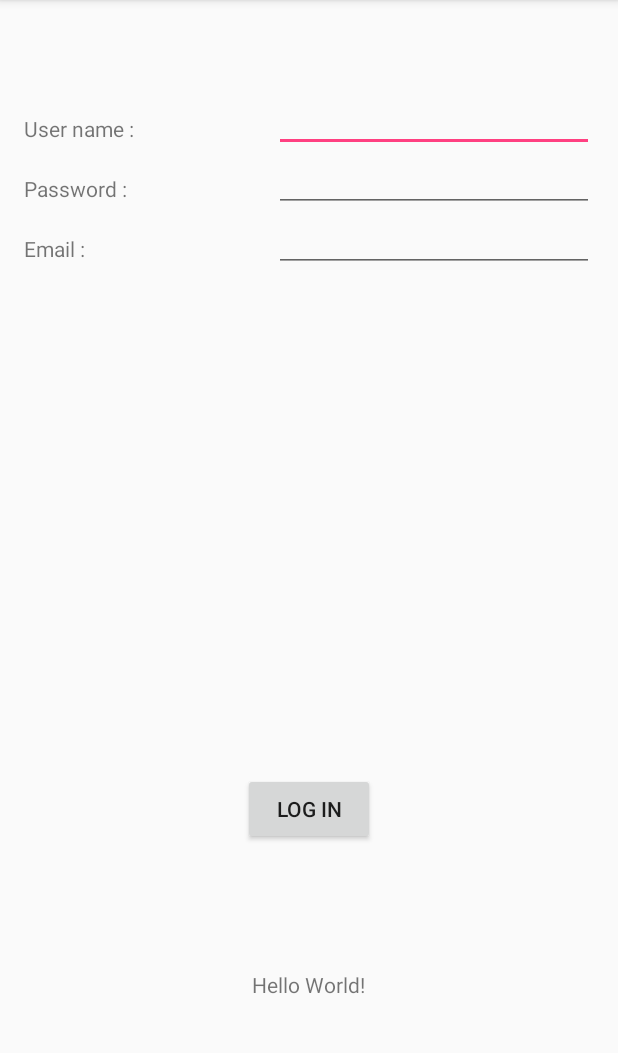
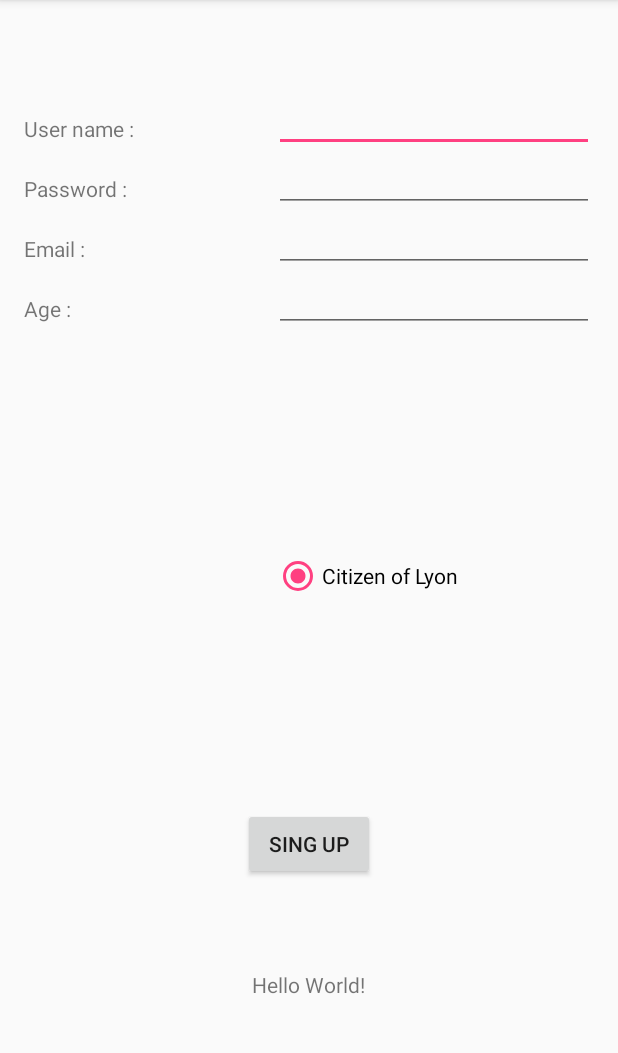
Before and after one commit to HexanomeBeurreTwo/GOON-App, an Android app: the screen it shows after launch (Connection), on a phone screen of 412 x 824 dp, the part 84-1137 px from its top. Run offline under Robolectric (Android 15) with nearby library versions, the phone set to English and light mode, and no system bars; libraries missing offline, so code that uses them is left out: cz.msebera.android.

Commit message:
basic singUp of a new User

```diff
--- a/Connection/app/src/main/java/com/example/goon/connection/Connection.java
+++ b/Connection/app/src/main/java/com/example/goon/connection/Connection.java
@@ -1,9 +1,6 @@
 package com.example.goon.connection;
-import android.annotation.SuppressLint;
-import android.media.TimedText;
 import android.net.ConnectivityManager;
 import android.os.AsyncTask;
-import android.os.Looper;
 import android.support.v7.app.AppCompatActivity;
 import android.os.Bundle;
 import android.support.v7.widget.Toolbar;
@@ -11,15 +8,10 @@ import android.util.Log;
 import android.view.View;
 import android.widget.Button;
 import android.widget.EditText;
+import android.widget.RadioButton;
+import android.widget.Switch;
 import android.widget.TextView;
 import android.widget.Toast;
-
-import com.squareup.okhttp.OkHttpClient;
-import com.squareup.okhttp.Request;
-import com.squareup.okhttp.RequestBody;
-
-import org.apache.http.params.HttpConnectionParams;
-import org.apache.http.params.HttpParams;
 import org.json.JSONException;
 import org.json.JSONObject;
 import java.io.BufferedReader;
@@ -43,10 +35,15 @@ public class Connection extends AppCompatActivity {
     private EditText username;
     private EditText password;
     private EditText email;
+    private EditText age;
     private String usernameS="";
     private String passwordS="";
     private String emailS="";
-
+    private String ageS="";
+    private RadioButton citizenButton;
+    private String citizen="" ;
+    private User user;
+    private Switch aSwitchch;
 
     @Override
     protected void onCreate(Bundle savedInstanceState) {
@@ -60,9 +57,11 @@ public class Connection extends AppCompatActivity {
         username = (EditText) findViewById(R.id.userName);
         password = (EditText) findViewById(R.id.password);
         email = (EditText) findViewById(R.id.email);
-        usernameS=username.getText().toString();
-        passwordS=username.getText().toString();
-        emailS=username.getText().toString();
+        age = (EditText) findViewById(R.id.age);
+        citizenButton = (RadioButton) findViewById(R.id.citizen);
+
+
+
 
         buttonConnection.setOnClickListener(new View.OnClickListener() {
             @Override
@@ -72,7 +71,13 @@ public class Connection extends AppCompatActivity {
                     // User user = new User(username.toString(), password.toString(), email.toString());
                     // postData("http://goonapp.herokuapp.com/user",  user);
                     if(validate()) {
-                        new HttpAsyncTask().execute("https://goonapp.herokuapp.com/user");
+                        user=new User(((EditText) findViewById(R.id.userName)).getText().toString(),((EditText) findViewById(R.id.email)).getText().toString(),((EditText) findViewById(R.id.password)).getText().toString(),"lyon",((EditText) findViewById(R.id.age)).getText().toString());
+                        new HttpAsyncTask().execute("https://goonapp-dev.herokuapp.com/user?username=" + ((EditText) findViewById(R.id.userName)).getText().toString() +
+                                "&email=" + ((EditText) findViewById(R.id.email)).getText().toString() +
+                                "&password=" + ((EditText) findViewById(R.id.password)).getText().toString()
+                                + "&citizen=" + "lyon" +
+                                "&age=" + ((EditText) findViewById(R.id.age)).getText().toString());
+
                     }else{
 
                         Toast.makeText(getBaseContext(), "Enter some data!", Toast.LENGTH_LONG).show();
@@ -135,12 +140,17 @@ public class Connection extends AppCompatActivity {
         String username=user.getUsername();
         String password = user.getPassword();
         String email = user.getEmail();
+        String citizen=user.getCitizen();
+        String age = user.getAge();
 
         try {
             JSONObject requestObject = new JSONObject();
             requestObject.put("username", username);
             requestObject.put("email", email);
             requestObject.put("password", password);
+            requestObject.put("citizen", password);
+            requestObject.put("age", password);
+
             String json = requestObject.toString();
 
             HttpClient httpClient= new DefaultHttpClient();
@@ -150,7 +160,7 @@ public class Connection extends AppCompatActivity {
             httpPost.setEntity(se);
 
             //httpPost.setHeader("GET", "/user/json");
-            httpPost.setHeader("Content-type", "application/x-www-from-urlencoded");
+            //httpPost.setHeader("Content-type", "application/x-www-from-urlencoded");
 
             HttpResponse httpResponse= httpClient.execute(httpPost);
 
@@ -186,7 +196,7 @@ public class Connection extends AppCompatActivity {
     private boolean validate(){
         if(username.getText().toString().trim().equals(""))
             return false;
-        else if(password.getText().toString().trim().equals(""))
+       else if(password.getText().toString().trim().equals(""))
             return false;
         else if(email.getText().toString().trim().equals(""))
             return false;
@@ -197,12 +207,6 @@ public class Connection extends AppCompatActivity {
     private class HttpAsyncTask extends AsyncTask<String, Void, String> {
         @Override
         protected String doInBackground(String... urls) {
-
-            User user = new User();
-            user.setUsername(usernameS);
-            user.setUsername(passwordS);
-            user.setEmail(emailS);
-
 
             try {
                 return POST(urls[0],user);
@@ -218,12 +222,10 @@ public class Connection extends AppCompatActivity {
         // onPostExecute displays the results of the AsyncTask.
         @Override
         protected void onPostExecute(String result) {
-            if (result=="Muy mal!"){
-                Toast.makeText(getBaseContext(), "Data NOT Sent!", Toast.LENGTH_LONG).show();
-            }else{
-                Toast.makeText(getBaseContext(), result, Toast.LENGTH_LONG).show();
-            }
 
+            Toast.makeText(getBaseContext(), "Welcome!", Toast.LENGTH_LONG).show();
+
+            text.setText(result);
         }
     }
 
--- a/Connection/app/src/main/res/layout/content_connection.xml
+++ b/Connection/app/src/main/res/layout/content_connection.xml
@@ -24,11 +24,12 @@
     <Button
         android:layout_width="wrap_content"
         android:layout_height="wrap_content"
-        android:text="Log in"
+        android:text="Sing Up"
         android:id="@+id/button"
         android:layout_above="@+id/textView"
         android:layout_centerHorizontal="true"
-        android:layout_marginBottom="83dp" />
+        android:layout_marginBottom="60dp" />
+
 
     <TextView
         android:layout_width="wrap_content"
@@ -47,6 +48,15 @@
         android:text="Password :"
         android:id="@+id/passwordText"
         android:layout_marginTop="100dp" />
+    <TextView
+        android:layout_width="wrap_content"
+        android:layout_height="wrap_content"
+        android:textAppearance="?android:attr/textAppearanceSmall"
+        android:layout_alignParentTop="true"
+        android:text="Age :"
+        android:id="@+id/ageText"
+        android:layout_marginTop="180dp" />
+
     <TextView
         android:layout_width="wrap_content"
         android:layout_height="wrap_content"
@@ -84,6 +94,28 @@
         android:id="@+id/email"
         android:layout_alignParentRight="true"
         android:layout_alignParentTop="true"
-        android:layout_marginTop="120dp" /> />
+        android:layout_marginTop="120dp" />
+
+    <EditText
+        android:layout_width="wrap_content"
+        android:layout_height="wrap_content"
+        android:inputType="number"
+        android:ems="10"
+        android:id="@+id/age"
+        android:layout_alignParentRight="true"
+        android:layout_alignParentTop="true"
+        android:layout_marginTop="160dp" />
+
+    <RadioButton
+        android:layout_width="wrap_content"
+        android:layout_height="wrap_content"
+        android:text="Citizen of Lyon"
+        android:id="@+id/citizen"
+        android:layout_centerVertical="true"
+        android:layout_alignLeft="@+id/age"
+        android:layout_alignStart="@+id/age"
+        android:checked="true"/>
+
+
 
 </RelativeLayout>
```
Also changed, not shown: Connection/app/src/main/java/com/example/goon/connection/User.java (+41 -9 lines).
